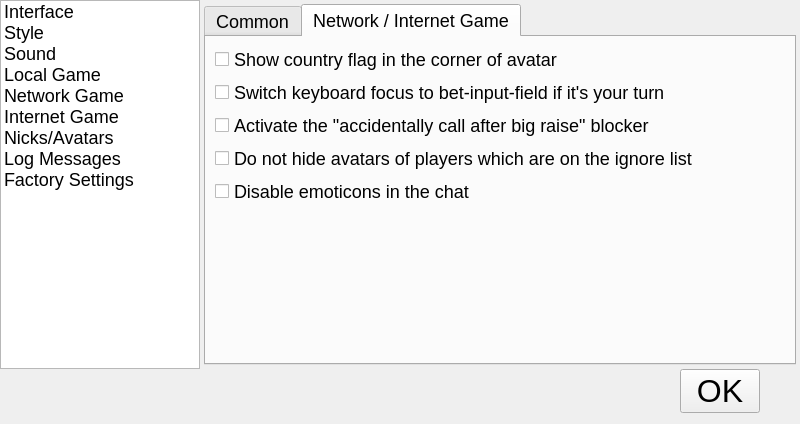
Before: the Qt Designer form src/gui/qt/gui_800x480/settingsdialog_800x480.ui in pokerth/pokerth, drawn with Qt 5.
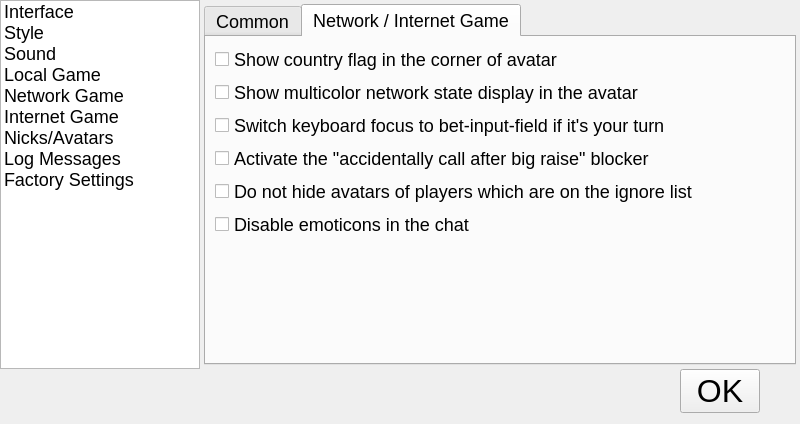
After: the same form once the commit is applied. The open tabs and pages were chosen to show the change. Icons and pictures are not drawn. Custom widgets are drawn as their Qt base class.

Commit message: gui part for #239 server ping state display

```diff
--- a/src/gui/qt/gui_800x480/settingsdialog_800x480.ui
+++ b/src/gui/qt/gui_800x480/settingsdialog_800x480.ui
@@ -291,42 +291,14 @@
              <string>Network / Internet Game</string>
             </attribute>
             <layout class="QGridLayout" name="gridLayout_24">
-             <item row="0" column="0">
-              <widget class="QCheckBox" name="checkBox_showCountryFlagInAvatar">
-               <property name="text">
-                <string>Show country flag in the corner of avatar</string>
-               </property>
-              </widget>
-             </item>
-             <item row="1" column="0">
-              <widget class="QCheckBox" name="checkBox_enableBetInputFocusSwitch">
-               <property name="text">
-                <string>Switch keyboard focus to bet-input-field if it's your turn</string>
-               </property>
-              </widget>
-             </item>
-             <item row="2" column="0">
-              <widget class="QCheckBox" name="checkBox_enableAccidentallyCallBlocker">
-               <property name="text">
-                <string>Activate the &quot;accidentally call after big raise&quot; blocker</string>
-               </property>
-              </widget>
-             </item>
-             <item row="3" column="0">
+             <item row="4" column="0">
               <widget class="QCheckBox" name="checkBox_dontHideAvatarsOfIgnored">
                <property name="text">
                 <string>Do not hide avatars of players which are on the ignore list</string>
                </property>
               </widget>
              </item>
-             <item row="4" column="0">
-              <widget class="QCheckBox" name="checkBox_disableChatEmoticons">
-               <property name="text">
-                <string>Disable emoticons in the chat</string>
-               </property>
-              </widget>
-             </item>
-             <item row="5" column="0">
+             <item row="6" column="0">
               <spacer name="verticalSpacer_7">
                <property name="orientation">
                 <enum>Qt::Vertical</enum>
@@ -339,6 +311,41 @@
                </property>
               </spacer>
              </item>
+             <item row="5" column="0">
+              <widget class="QCheckBox" name="checkBox_disableChatEmoticons">
+               <property name="text">
+                <string>Disable emoticons in the chat</string>
+               </property>
+              </widget>
+             </item>
+             <item row="2" column="0">
+              <widget class="QCheckBox" name="checkBox_enableBetInputFocusSwitch">
+               <property name="text">
+                <string>Switch keyboard focus to bet-input-field if it's your turn</string>
+               </property>
+              </widget>
+             </item>
+             <item row="3" column="0">
+              <widget class="QCheckBox" name="checkBox_enableAccidentallyCallBlocker">
+               <property name="text">
+                <string>Activate the &quot;accidentally call after big raise&quot; blocker</string>
+               </property>
+              </widget>
+             </item>
+             <item row="0" column="0">
+              <widget class="QCheckBox" name="checkBox_showCountryFlagInAvatar">
+               <property name="text">
+                <string>Show country flag in the corner of avatar</string>
+               </property>
+              </widget>
+             </item>
+             <item row="1" column="0">
+              <widget class="QCheckBox" name="checkBox_showPingStateInAvatar">
+               <property name="text">
+                <string>Show multicolor network state display in the avatar</string>
+               </property>
+              </widget>
+             </item>
             </layout>
            </widget>
           </widget>
```
The commit also changes 8 other files.
